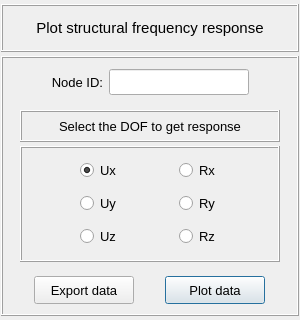
First picture: the form in pulse/interface/data/ui_files/plots/results/structural/get_nodal_results_for_harmonic_analysis.ui, repository open-pulse/OpenPulse, before the edit.
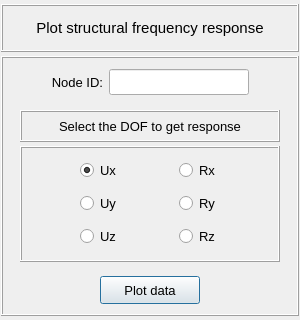
Second picture: the form after the edit.

Commit message: Remove the export data button from the results plots widgets

```diff
--- a/pulse/interface/data/ui_files/plots/results/structural/get_nodal_results_for_harmonic_analysis.ui
+++ b/pulse/interface/data/ui_files/plots/results/structural/get_nodal_results_for_harmonic_analysis.ui
@@ -316,40 +316,6 @@
           <number>0</number>
          </property>
          <item row="0" column="0">
-          <widget class="QPushButton" name="pushButton_export_data">
-           <property name="minimumSize">
-            <size>
-             <width>100</width>
-             <height>28</height>
-            </size>
-           </property>
-           <property name="maximumSize">
-            <size>
-             <width>100</width>
-             <height>28</height>
-            </size>
-           </property>
-           <property name="font">
-            <font>
-             <family>MS Shell Dlg 2</family>
-             <pointsize>10</pointsize>
-             <weight>50</weight>
-             <italic>false</italic>
-             <bold>false</bold>
-            </font>
-           </property>
-           <property name="styleSheet">
-            <string notr="true"/>
-           </property>
-           <property name="text">
-            <string>Export data</string>
-           </property>
-           <property name="flat">
-            <bool>false</bool>
-           </property>
-          </widget>
-         </item>
-         <item row="0" column="1">
           <widget class="QPushButton" name="pushButton_plot_data">
            <property name="minimumSize">
             <size>
@@ -367,7 +333,6 @@
             <font>
              <family>MS Shell Dlg 2</family>
              <pointsize>10</pointsize>
-             <weight>50</weight>
              <italic>false</italic>
              <bold>false</bold>
             </font>
```
Left out of the diff: 80 changed lines with no effect on the pictures. The commit also changes 26 other files.
